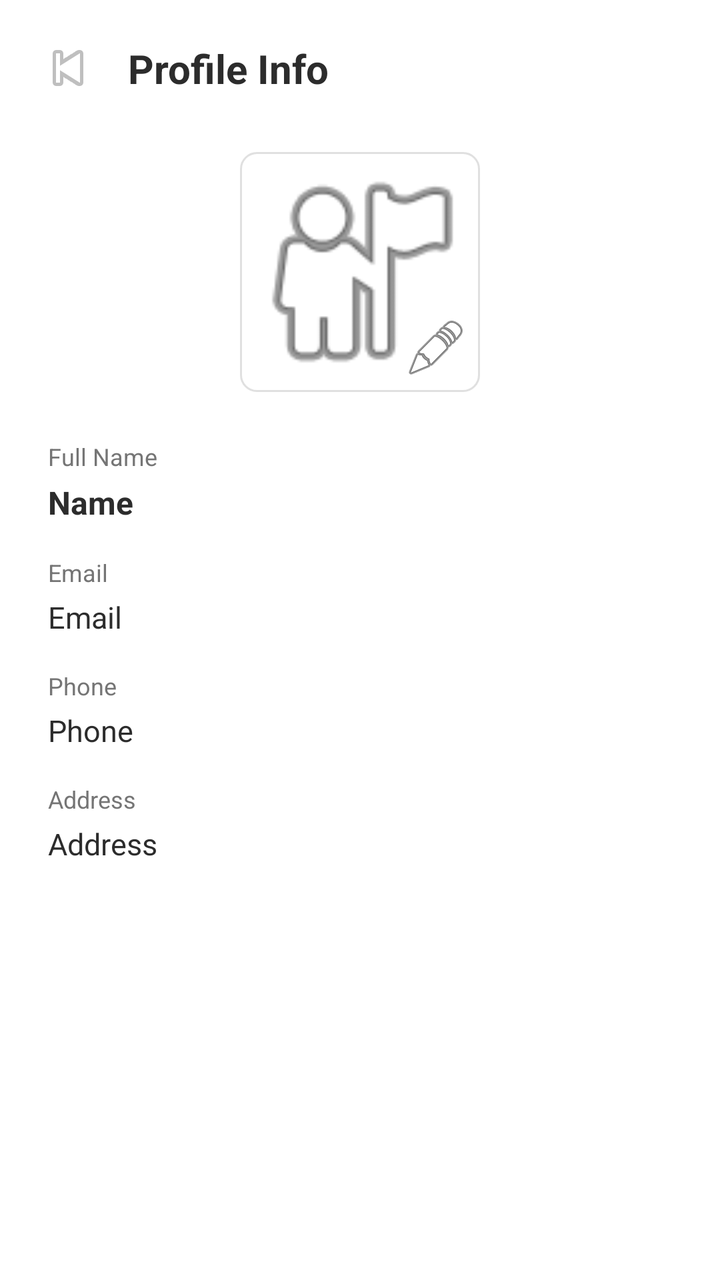
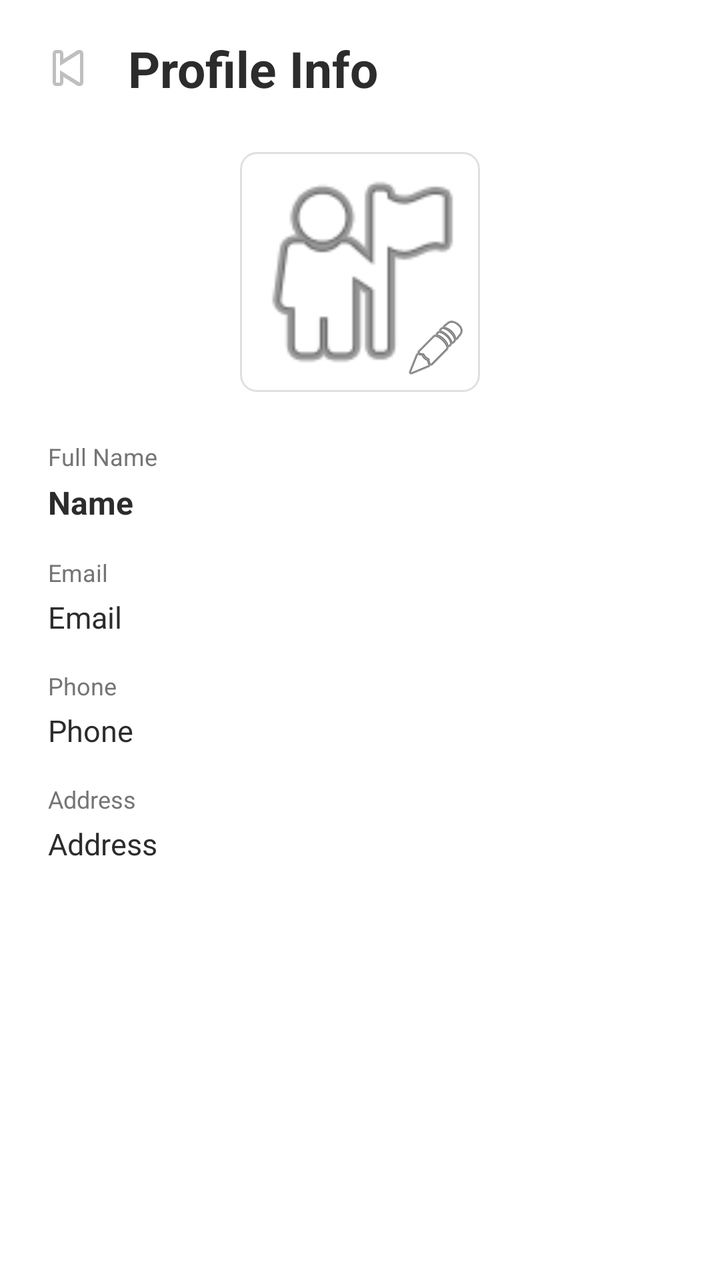

The first picture is an Android layout as it rendered before a commit; the second is the same layout after the commit. The layout source and the unified diff follow.
<!-- AndroidManifest.xml: application theme Theme.FixItFinderApp -->
<!-- res/layout/activity_user_profile.xml -->
<?xml version="1.0" encoding="utf-8"?>
<androidx.constraintlayout.widget.ConstraintLayout
    xmlns:android="http://schemas.android.com/apk/res/android"
    xmlns:app="http://schemas.android.com/apk/res-auto"
    android:layout_width="match_parent"
    android:layout_height="match_parent"
    android:background="@android:color/white">

    <ImageButton
        android:id="@+id/btnBack"
        android:layout_width="36dp"
        android:layout_height="36dp"
        android:layout_marginStart="16dp"
        android:layout_marginTop="16dp"
        android:background="@android:color/transparent"
        android:contentDescription="Back"
        android:src="@android:drawable/ic_media_previous"
        app:layout_constraintStart_toStartOf="parent"
        app:layout_constraintTop_toTopOf="parent" />

    <TextView
        android:id="@+id/tvHeaderTitle"
        android:layout_width="0dp"
        android:layout_height="wrap_content"
        android:layout_marginStart="12dp"
        android:text="Profile Info"
        android:textColor="@color/color_text_dark"
        android:textSize="20sp"
        android:textStyle="bold"
        app:layout_constraintBottom_toBottomOf="@id/btnBack"
        app:layout_constraintEnd_toEndOf="parent"
        app:layout_constraintStart_toEndOf="@id/btnBack"
        app:layout_constraintTop_toTopOf="@id/btnBack" />

    <FrameLayout
        android:id="@+id/photoContainer"
        android:layout_width="120dp"
        android:layout_height="120dp"
        android:layout_marginTop="24dp"
        android:background="@drawable/bg_service_card"
        app:layout_constraintTop_toBottomOf="@id/btnBack"
        app:layout_constraintStart_toStartOf="parent"
        app:layout_constraintEnd_toEndOf="parent">

        <ImageView
            android:id="@+id/ivProfilePhoto"
            android:layout_width="match_parent"
            android:layout_height="match_parent"
            android:contentDescription="Profile Photo"
            android:scaleType="centerCrop"
            android:src="@android:drawable/ic_menu_myplaces" />

        <ImageButton
            android:id="@+id/btnChangePhoto"
            android:layout_width="32dp"
            android:layout_height="32dp"
            android:layout_gravity="bottom|end"
            android:layout_margin="6dp"
            android:background="@android:color/transparent"
            android:contentDescription="Change Photo"
            android:src="@android:drawable/ic_menu_edit" />
    </FrameLayout>

    <TextView
        android:id="@+id/tvFullNameLabel"
        android:layout_width="0dp"
        android:layout_height="wrap_content"
        android:layout_marginTop="24dp"
        android:layout_marginStart="24dp"
        android:layout_marginEnd="24dp"
        android:text="Full Name"
        android:textColor="@color/text_gray"
        android:textSize="12sp"
        app:layout_constraintTop_toBottomOf="@id/photoContainer"
        app:layout_constraintStart_toStartOf="parent"
        app:layout_constraintEnd_toEndOf="parent" />

    <TextView
        android:id="@+id/tvFullName"
        android:layout_width="0dp"
        android:layout_height="wrap_content"
        android:layout_marginTop="4dp"
        android:layout_marginStart="24dp"
        android:layout_marginEnd="24dp"
        android:text="Name"
        android:textColor="@color/color_text_dark"
        android:textSize="16sp"
        android:textStyle="bold"
        app:layout_constraintTop_toBottomOf="@id/tvFullNameLabel"
        app:layout_constraintStart_toStartOf="parent"
        app:layout_constraintEnd_toEndOf="parent" />

    <TextView
        android:id="@+id/tvEmailLabel"
        android:layout_width="0dp"
        android:layout_height="wrap_content"
        android:layout_marginTop="16dp"
        android:layout_marginStart="24dp"
        android:layout_marginEnd="24dp"
        android:text="Email"
        android:textColor="@color/text_gray"
        android:textSize="12sp"
        app:layout_constraintTop_toBottomOf="@id/tvFullName"
        app:layout_constraintStart_toStartOf="parent"
        app:layout_constraintEnd_toEndOf="parent" />

    <TextView
        android:id="@+id/tvEmail"
        android:layout_width="0dp"
        android:layout_height="wrap_content"
        android:layout_marginTop="4dp"
        android:layout_marginStart="24dp"
        android:layout_marginEnd="24dp"
        android:text="Email"
        android:textColor="@color/color_text_dark"
        android:textSize="15sp"
        app:layout_constraintTop_toBottomOf="@id/tvEmailLabel"
        app:layout_constraintStart_toStartOf="parent"
        app:layout_constraintEnd_toEndOf="parent" />

    <TextView
        android:id="@+id/tvPhoneLabel"
        android:layout_width="0dp"
        android:layout_height="wrap_content"
        android:layout_marginTop="16dp"
        android:layout_marginStart="24dp"
        android:layout_marginEnd="24dp"
        android:text="Phone"
        android:textColor="@color/text_gray"
        android:textSize="12sp"
        app:layout_constraintTop_toBottomOf="@id/tvEmail"
        app:layout_constraintStart_toStartOf="parent"
        app:layout_constraintEnd_toEndOf="parent" />

    <TextView
        android:id="@+id/tvPhone"
        android:layout_width="0dp"
        android:layout_height="wrap_content"
        android:layout_marginTop="4dp"
        android:layout_marginStart="24dp"
        android:layout_marginEnd="24dp"
        android:text="Phone"
        android:textColor="@color/color_text_dark"
        android:textSize="15sp"
        app:layout_constraintTop_toBottomOf="@id/tvPhoneLabel"
        app:layout_constraintStart_toStartOf="parent"
        app:layout_constraintEnd_toEndOf="parent" />

    <TextView
        android:id="@+id/tvAddressLabel"
        android:layout_width="0dp"
        android:layout_height="wrap_content"
        android:layout_marginTop="16dp"
        android:layout_marginStart="24dp"
        android:layout_marginEnd="24dp"
        android:text="Address"
        android:textColor="@color/text_gray"
        android:textSize="12sp"
        app:layout_constraintTop_toBottomOf="@id/tvPhone"
        app:layout_constraintStart_toStartOf="parent"
        app:layout_constraintEnd_toEndOf="parent" />

    <TextView
        android:id="@+id/tvAddress"
        android:layout_width="0dp"
        android:layout_height="wrap_content"
        android:layout_marginTop="4dp"
        android:layout_marginStart="24dp"
        android:layout_marginEnd="24dp"
        android:text="Address"
        android:textColor="@color/color_text_dark"
        android:textSize="15sp"
        app:layout_constraintTop_toBottomOf="@id/tvAddressLabel"
        app:layout_constraintStart_toStartOf="parent"
        app:layout_constraintEnd_toEndOf="parent" />

</androidx.constraintlayout.widget.ConstraintLayout>
<!-- resources referenced by this layout -->
<resources>
  <color name="color_text_dark">#2C2C2C</color>
  <color name="text_gray">#757575</color>
  <!-- drawable bg_service_card (drawable) -->
  <?xml version="1.0" encoding="utf-8"?>
  <shape xmlns:android="http://schemas.android.com/apk/res/android"
      android:shape="rectangle">
      <solid android:color="@android:color/white" />
      <stroke
          android:width="1dp"
          android:color="#E0E0E0" />
      <corners android:radius="8dp" />
  </shape>
  <style name="Theme.FixItFinderApp" parent="Base.Theme.FixItFinderApp" />
  <style name="Base.Theme.FixItFinderApp" parent="Theme.Material3.DayNight.NoActionBar">
          <item name="colorPrimary">@color/color_primary</item>
          <item name="colorSecondary">@color/color_secondary</item>
          <item name="colorSurface">@color/color_background</item>
          <item name="colorOnSurface">@color/color_text_dark</item>
          <item name="colorPrimaryContainer">@color/color_primary</item>
          <item name="colorOnPrimary">@color/color_background</item>
      </style>
  <color name="color_primary">#7B1113</color>
  <color name="color_secondary">#825037</color>
  <color name="color_background">#FFFFFF</color>
</resources>

<!-- the commit's change to res/layout/activity_user_profile.xml (unified diff, before → after) -->
@@ -25,7 +25,7 @@
         android:layout_marginStart="12dp"
         android:text="Profile Info"
         android:textColor="@color/color_text_dark"
-        android:textSize="20sp"
+        android:textSize="25sp"
         android:textStyle="bold"
         app:layout_constraintBottom_toBottomOf="@id/btnBack"
         app:layout_constraintEnd_toEndOf="parent"
